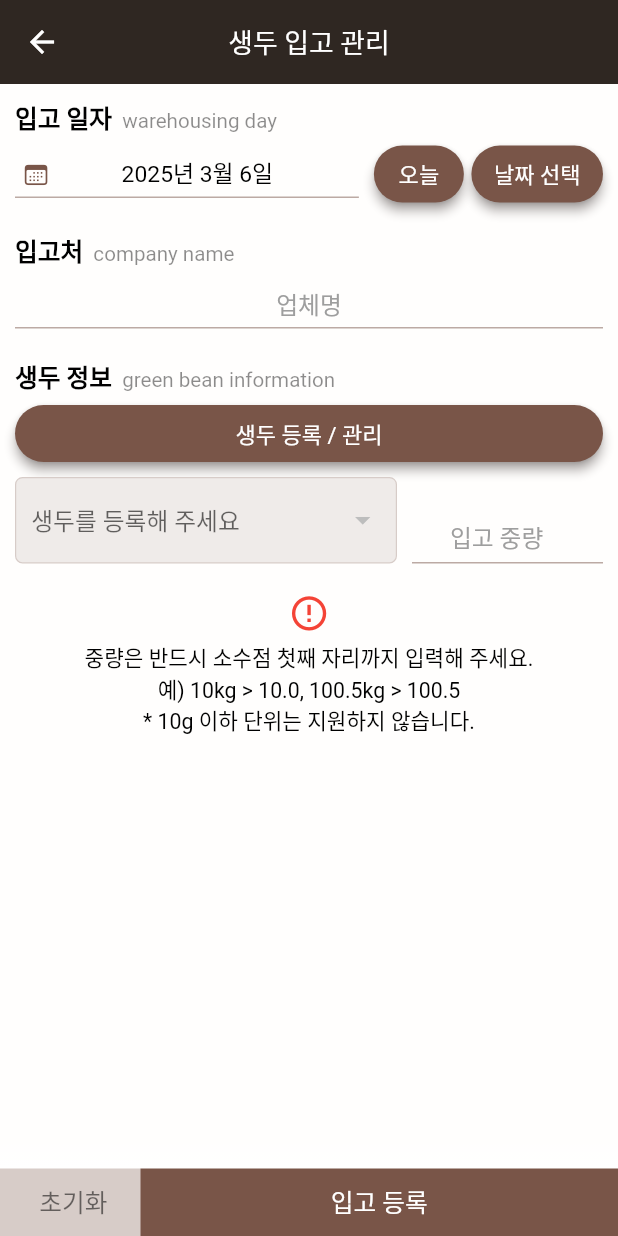
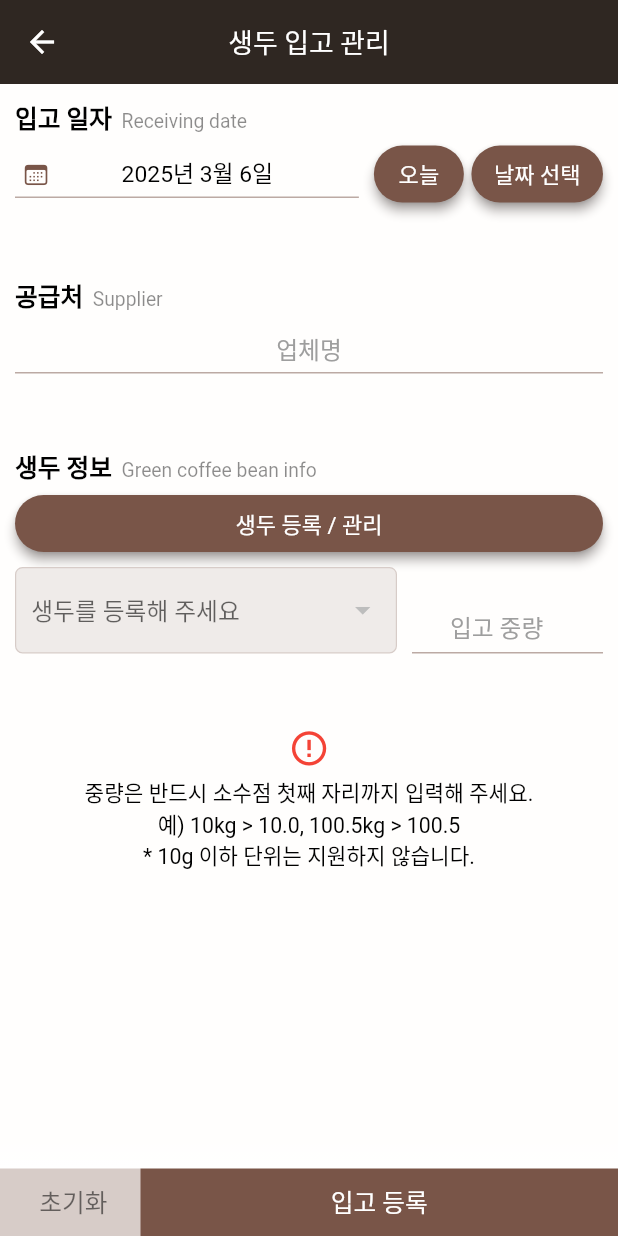
Before and after one commit to NamGideokk/bean_diary, a Flutter app: the GreenBeanWarehousingMain screen opened directly, on a phone screen of 412 x 824 dp. Run offline on Flutter 3.47's test engine with Material 3 defaults, Android fonts, the phone set to English and light mode, and no system bars; our stand-ins replace dio, flutter_dotenv, get, package_info_plus, sqflite, upgrader; accounts and stored records are empty; network calls fail.

Commit message:
영문 표현 수정, 컨테이너별 여백 수정, 기타 ui 수정

```diff
--- a/lib/controllers/warehousing_green_bean_controller.dart
+++ b/lib/controllers/warehousing_green_bean_controller.dart
@@ -154,7 +154,7 @@ class WarehousingGreenBeanController extends GetxController {
   /// 생두 입고 등록하기
   Future registerWarehousingGreenBean(BuildContext context) async {
     if (companyTECtrl.text.trim() == "") {
-      CustomDialog().showSnackBar(context, "입고처(업체명)를 입력해 주세요.");
+      CustomDialog().showSnackBar(context, "공급처(업체명)를 입력해 주세요.");
       companyFN.requestFocus();
       return;
     }
@@ -187,7 +187,7 @@ class WarehousingGreenBeanController extends GetxController {
     final bool? confirm = await CustomDialog().showAlertDialog(
       context,
       "입고 등록",
-      "입고일: ${customDatePickerCtrl.textEditingCtrl.text}\n입고처: ${companyTECtrl.text.trim()}\n생두: $selectedBean\n입고량: ${weightTECtrl.text}kg\n\n입력하신 정보로 입고를 등록합니다.",
+      "입고일: ${customDatePickerCtrl.textEditingCtrl.text}\n공급처: ${companyTECtrl.text.trim()}\n생두: $selectedBean\n입고량: ${weightTECtrl.text}kg\n\n입력하신 정보로 입고를 등록합니다.",
       acceptTitle: "등록하기",
     );
 
--- a/lib/screens/green_bean_warehousing_main.dart
+++ b/lib/screens/green_bean_warehousing_main.dart
@@ -53,10 +53,10 @@ class _GreenBeanWarehousingMainState extends State<GreenBeanWarehousingMain> {
                   Column(
                     crossAxisAlignment: CrossAxisAlignment.start,
                     children: [
-                      const HeaderTitle(title: "입고 일자", subTitle: "warehousing day"),
+                      const HeaderTitle(title: "입고 일자", subTitle: "Receiving date"),
                       const CustomDatePicker(),
-                      const SizedBox(height: 20),
-                      const HeaderTitle(title: "입고처", subTitle: "company name"),
+                      const SizedBox(height: 50),
+                      const HeaderTitle(title: "공급처", subTitle: "Supplier"),
                       TextField(
                         textAlign: TextAlign.center,
                         controller: _warehousingGreenBeanCtrl.companyTECtrl,
@@ -66,8 +66,8 @@ class _GreenBeanWarehousingMainState extends State<GreenBeanWarehousingMain> {
                         ),
                         style: Theme.of(context).textTheme.bodyMedium,
                       ),
-                      const SizedBox(height: 20),
-                      const HeaderTitle(title: "생두 정보", subTitle: "green bean information"),
+                      const SizedBox(height: 50),
+                      const HeaderTitle(title: "생두 정보", subTitle: "Green coffee bean info"),
                       SizedBox(
                         width: double.infinity,
                         child: ElevatedButton(
@@ -107,7 +107,7 @@ class _GreenBeanWarehousingMainState extends State<GreenBeanWarehousingMain> {
                           ),
                         ],
                       ),
-                      const SizedBox(height: 20),
+                      const SizedBox(height: 50),
                       const UsageAlertWidget(),
                     ],
                   ),
--- a/lib/screens/register_green_bean.dart
+++ b/lib/screens/register_green_bean.dart
@@ -38,7 +38,7 @@ class _RegisterGreenBeanState extends State<RegisterGreenBean> {
                 mainAxisSize: MainAxisSize.max,
                 crossAxisAlignment: CrossAxisAlignment.start,
                 children: [
-                  const HeaderTitle(title: "생두명", subTitle: "green bean name"),
+                  const HeaderTitle(title: "생두명", subTitle: "Green coffee bean name"),
                   TextField(
                     controller: _registerGreenBeanCtrl.greenBeanNameTECtrl,
                     focusNode: _registerGreenBeanCtrl.greenBeanNameFN,
@@ -54,13 +54,13 @@ class _RegisterGreenBeanState extends State<RegisterGreenBean> {
                     ),
                     onSubmitted: (value) => _registerGreenBeanCtrl.registerGreenBean(context),
                   ),
-                  const SizedBox(height: 20),
+                  const SizedBox(height: 50),
                   Row(
                     mainAxisAlignment: MainAxisAlignment.spaceBetween,
                     crossAxisAlignment: CrossAxisAlignment.baseline,
                     textBaseline: TextBaseline.ideographic,
                     children: [
-                      const HeaderTitle(title: "생두 목록", subTitle: "green bean list"),
+                      const HeaderTitle(title: "생두 목록", subTitle: "Green coffee bean list"),
                       Visibility(
                         visible: _registerGreenBeanCtrl.greenBeanList.isNotEmpty,
                         child: Text(
--- a/lib/screens/roasting_management_main.dart
+++ b/lib/screens/roasting_management_main.dart
@@ -72,10 +72,10 @@ class _RoastingManagementMainState extends State<RoastingManagementMain> {
                 child: Column(
                   crossAxisAlignment: CrossAxisAlignment.start,
                   children: [
-                    const HeaderTitle(title: "로스팅 일자", subTitle: "roasting day"),
+                    const HeaderTitle(title: "로스팅 일자", subTitle: "Roasting date"),
                     const CustomDatePicker(),
-                    const SizedBox(height: 20),
-                    const HeaderTitle(title: "로스팅 타입", subTitle: "roasting type"),
+                    const SizedBox(height: 50),
+                    const HeaderTitle(title: "로스팅 타입", subTitle: "Roast type"),
                     Row(
                       children: [
                         Expanded(
@@ -116,8 +116,8 @@ class _RoastingManagementMainState extends State<RoastingManagementMain> {
                         ),
                       ],
                     ),
-                    const SizedBox(height: 20),
-                    const HeaderTitle(title: "투입 생두 정보", subTitle: "input green bean information"),
+                    const SizedBox(height: 50),
+                    const HeaderTitle(title: "투입 생두 정보", subTitle: "Green coffee bean input info"),
                     const BeanSelectDropdownButton(listType: 2),
                     const SizedBox(height: 5),
                     if (_warehousingGreenBeanCtrl.roastingType == 2)
@@ -278,15 +278,15 @@ class _RoastingManagementMainState extends State<RoastingManagementMain> {
                               ),
                             ],
                           ),
-                    const SizedBox(height: 20),
+                    const SizedBox(height: 50),
                     const UsageAlertWidget(),
-                    const SizedBox(height: 20),
+                    const SizedBox(height: 50),
                     if (_warehousingGreenBeanCtrl.roastingType == 2)
                       Column(
                         crossAxisAlignment: CrossAxisAlignment.start,
                         children: [
                           const SizedBox(height: 20),
-                          const HeaderTitle(title: "블렌드명", subTitle: "blend name"),
+                          const HeaderTitle(title: "블렌드명", subTitle: "Blend name"),
                           SizedBox(
                             width: double.infinity,
                             child: TextField(
--- a/lib/screens/sale_management_main.dart
+++ b/lib/screens/sale_management_main.dart
@@ -49,10 +49,10 @@ class _SaleManagementMainState extends State<SaleManagementMain> {
               child: Column(
                 crossAxisAlignment: CrossAxisAlignment.start,
                 children: [
-                  const HeaderTitle(title: "판매 일자", subTitle: "sale day"),
+                  const HeaderTitle(title: "판매 일자", subTitle: "Sale date"),
                   const CustomDatePicker(),
-                  const SizedBox(height: 20),
-                  const HeaderTitle(title: "판매처", subTitle: "company name"),
+                  const SizedBox(height: 50),
+                  const HeaderTitle(title: "판매처", subTitle: "Retailer"),
                   TextField(
                     textAlign: TextAlign.center,
                     controller: _roastingBeanSalesCtrl.companyTECtrl,
@@ -62,8 +62,8 @@ class _SaleManagementMainState extends State<SaleManagementMain> {
                       hintText: "업체명",
                     ),
                   ),
-                  const SizedBox(height: 20),
-                  const HeaderTitle(title: "판매 원두 정보", subTitle: "roasting bean sale information"),
+                  const SizedBox(height: 50),
+                  const HeaderTitle(title: "판매 원두 정보", subTitle: "Roasted coffee bean sale info"),
                   Row(
                     crossAxisAlignment: CrossAxisAlignment.end,
                     children: [
@@ -90,7 +90,7 @@ class _SaleManagementMainState extends State<SaleManagementMain> {
                       )
                     ],
                   ),
-                  const SizedBox(height: 20),
+                  const SizedBox(height: 50),
                   const UsageAlertWidget(),
                   SizedBox(height: height / 9),
                 ],
--- a/lib/screens/stock_status_main.dart
+++ b/lib/screens/stock_status_main.dart
@@ -37,9 +37,15 @@ class _StockStatusMainState extends State<StockStatusMain> {
             () => Column(
               crossAxisAlignment: CrossAxisAlignment.start,
               children: [
-                const HeaderTitle(title: "생두 재고", subTitle: "green bean stock"),
+                const HeaderTitle(title: "생두 재고", subTitle: "Green coffee beans inventory"),
                 _stockCtrl.greenBeanStockList.isEmpty
-                    ? const EmptyWidget(content: "생두 재고가 없습니다.")
+                    ? Container(
+                        decoration: BoxDecoration(
+                          color: Colors.brown[50],
+                          borderRadius: BorderRadius.circular(8),
+                        ),
+                        child: const EmptyWidget(content: "생두 재고가 없습니다."),
+                      )
                     : Column(
                         children: [
                           ListView.separated(
@@ -53,10 +59,16 @@ class _StockStatusMainState extends State<StockStatusMain> {
                           const _GuideText(text: "입고"),
                         ],
                       ),
-                const SizedBox(height: 30),
-                const HeaderTitle(title: "원두 재고", subTitle: "roasting bean stock"),
+                const SizedBox(height: 50),
+                const HeaderTitle(title: "원두 재고", subTitle: "Roasted coffee beans inventory"),
                 _stockCtrl.roastingBeanStockList.isEmpty
-                    ? const EmptyWidget(content: "원두 재고가 없습니다.")
+                    ? Container(
+                        decoration: BoxDecoration(
+                          color: Colors.brown[50],
+                          borderRadius: BorderRadius.circular(8),
+                        ),
+                        child: const EmptyWidget(content: "원두 재고가 없습니다."),
+                      )
                     : Column(
                         children: [
                           ListView.separated(
--- a/lib/widgets/empty_widget.dart
+++ b/lib/widgets/empty_widget.dart
@@ -12,9 +12,10 @@ class EmptyWidget extends StatelessWidget {
     final height = MediaQuery.of(context).size.height;
     return Center(
       child: Padding(
-        padding: const EdgeInsets.symmetric(vertical: 20),
+        padding: const EdgeInsets.all(20),
         child: Text(
           content,
+          textAlign: TextAlign.center,
           style: TextStyle(
             color: Colors.grey,
             fontSize: height / 60,
--- a/lib/widgets/header_title.dart
+++ b/lib/widgets/header_title.dart
@@ -26,7 +26,7 @@ class HeaderTitle extends StatelessWidget {
               TextSpan(
                 text: "\t\t$subTitle",
                 style: TextStyle(
-                  fontSize: height / 60,
+                  fontSize: height / 64,
                   color: Colors.black45,
                   fontWeight: FontWeight.normal,
                 ),
```
Also changed, not shown: lib/screens/data_management_main.dart (+4 -4 lines), lib/screens/sale_history/sale_history_main.dart (+10 -7 lines).
